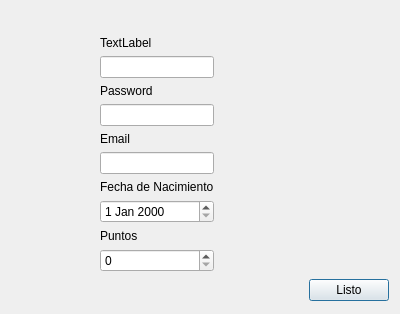
Qt form RegisterWindow.ui (Sunimik1975/ihm_4connect) before a commit.
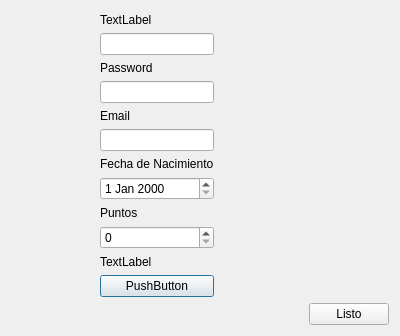
The same form after that commit.

What changed in the file:
```diff
--- a/RegisterWindow.ui
+++ b/RegisterWindow.ui
@@ -7,7 +7,7 @@
     <x>0</x>
     <y>0</y>
     <width>400</width>
-    <height>314</height>
+    <height>336</height>
    </rect>
   </property>
   <property name="windowTitle">
@@ -68,6 +68,20 @@
        <item>
         <widget class="QSpinBox" name="pointsSpinBox"/>
        </item>
+       <item>
+        <widget class="QLabel" name="avatarLabel">
+         <property name="text">
+          <string>TextLabel</string>
+         </property>
+        </widget>
+       </item>
+       <item>
+        <widget class="QPushButton" name="avatarButton">
+         <property name="text">
+          <string>PushButton</string>
+         </property>
+        </widget>
+       </item>
       </layout>
      </item>
      <item row="1" column="2">
```
